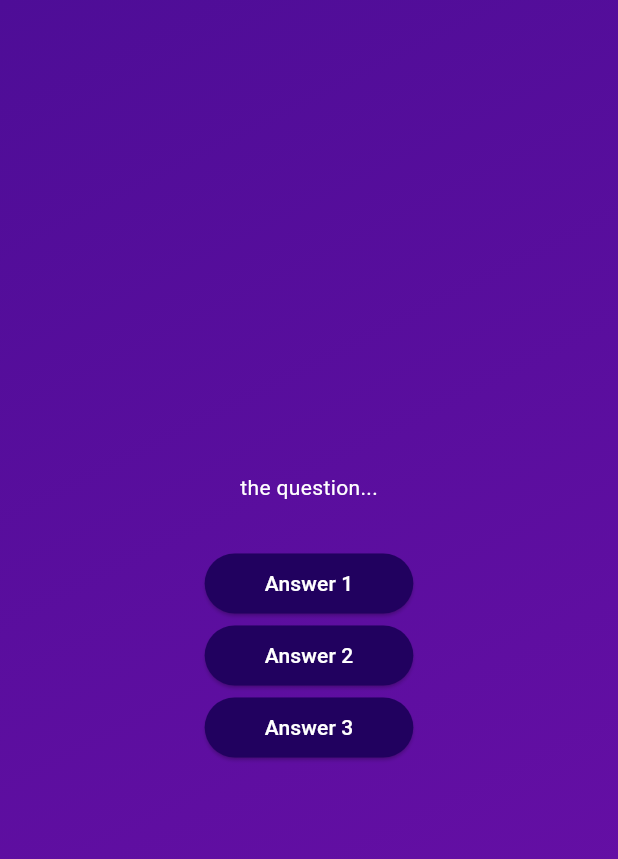
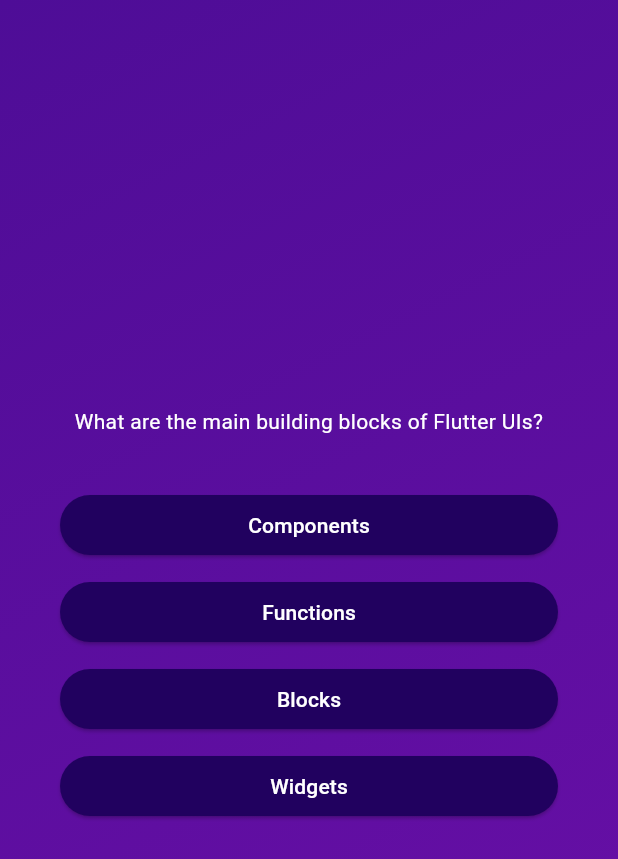
Before and after one commit to carlware/quiz_app, a Flutter app: the screen it shows after launch, after a tap on "Start Quiz", on a phone screen of 412 x 824 dp. Shown: the top 859 px of the screen. Run offline on Flutter 3.47's test engine with Material 3 defaults, Android fonts, the phone set to English and light mode, and no system bars.

Commit message:
add questions to screen and applying more styles

```diff
--- a/lib/answer_button.dart
+++ b/lib/answer_button.dart
@@ -12,7 +12,11 @@ class AnswerButton extends StatelessWidget {
 
   @override
   Widget build(BuildContext context) {
-    return ElevatedButton(
+    return Container(
+      margin: const EdgeInsets.symmetric(
+        vertical: 5,
+      ),
+      child: ElevatedButton(
         onPressed: onTap,
         style: ElevatedButton.styleFrom(
           padding: const EdgeInsets.symmetric(
@@ -26,6 +30,7 @@ class AnswerButton extends StatelessWidget {
           ),
         ),
         child: Text(answerText),
+      ),
     );
   }
 }
--- a/lib/models/quiz_model.dart
+++ b/lib/models/quiz_model.dart
@@ -3,4 +3,10 @@ class QuizQuestion {
 
   final String question;
   final List<String> answers;
+
+  List<String> getShuffledAnswers() {
+    final shuffledList = List.of(answers);
+    shuffledList.shuffle();
+    return shuffledList;
+  }
 }
--- a/lib/questions_screen.dart
+++ b/lib/questions_screen.dart
@@ -1,4 +1,5 @@
 import 'package:flutter/material.dart';
+import 'package:quiz_app/data/quiz_questions.dart';
 
 import 'answer_button.dart';
 
@@ -14,33 +15,34 @@ class QuestionsScreen extends StatefulWidget {
 class _QuestionsScreenState extends State<QuestionsScreen> {
   @override
   Widget build(context) {
+    final currentQuestion = questions[0];
+
     return SizedBox(
       width: double.infinity,
+      child: Container(
+        margin: const EdgeInsets.all(40),
         child: Column(
           mainAxisAlignment: MainAxisAlignment.center,
+          crossAxisAlignment: CrossAxisAlignment.stretch,
           children: [
-          const Text(
-            'the question...',
-            style: TextStyle(
+            Text(
+              currentQuestion.question,
+              style: const TextStyle(
                 color: Colors.white,
               ),
+              textAlign: TextAlign.center,
             ),
             const SizedBox(
               height: 30,
             ),
-          AnswerButton(
-            answerText: 'Answer 1',
+            ...currentQuestion.getShuffledAnswers().map((answer) {
+              return AnswerButton(
+                answerText: answer,
                 onTap: () {},
+              );
+            }),
+          ],
         ),
-          AnswerButton(
-            answerText: 'Answer 2',
-            onTap: () {},
-          ),
-          AnswerButton(
-            answerText: 'Answer 3',
-            onTap: () {},
-          ),
-        ],
       ),
     );
   }
```
Also changed, not shown: lib/data/quiz_questions.dart (renamed from lib/models/quiz_questions.dart). Lines whose indentation alone changed are shown as unchanged.
